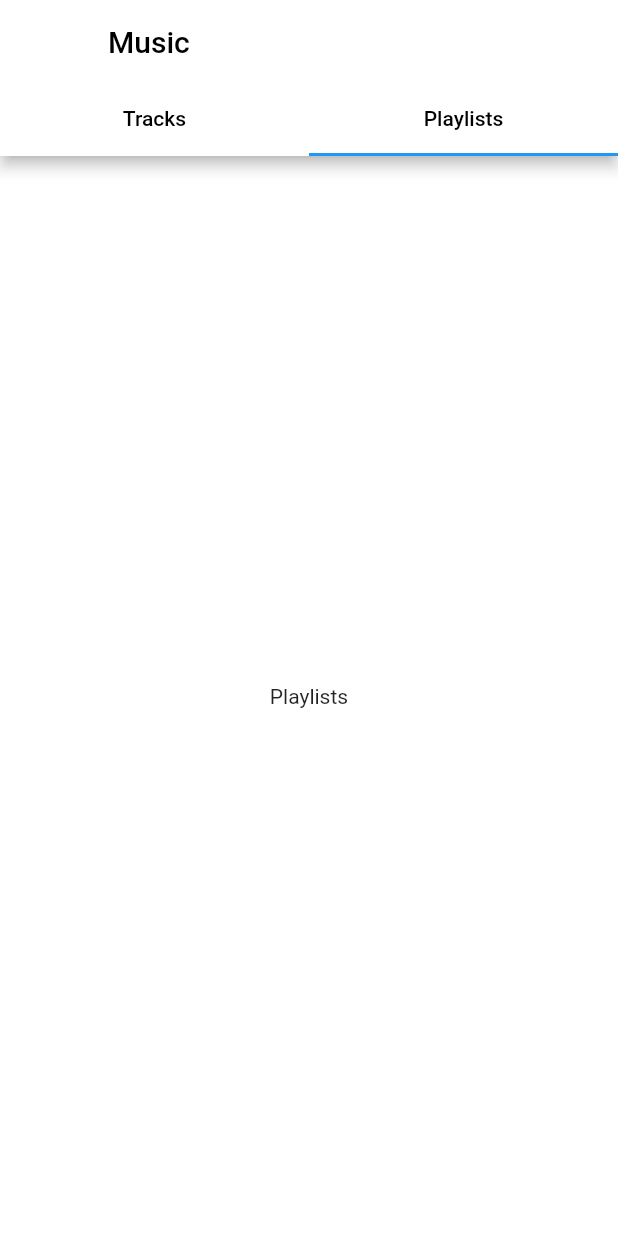
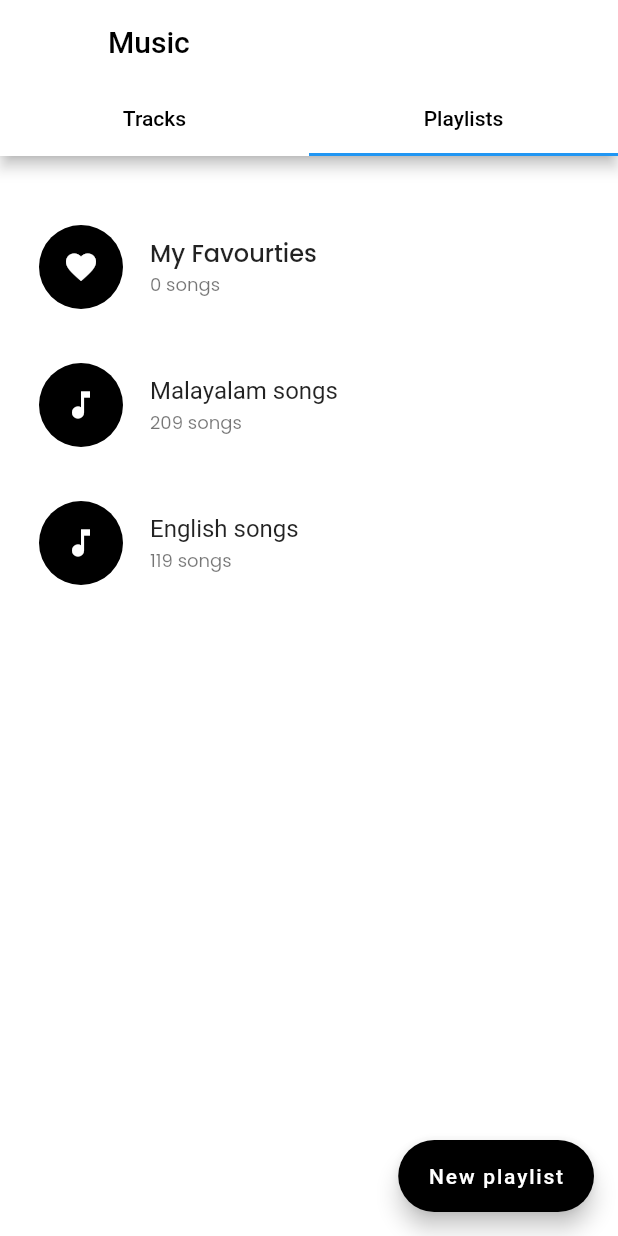
Before and after one commit to AbhijithNellikkat/MvPlayer, a Flutter app: the MusicsView screen opened by its route, tab 2 chosen, on a phone screen of 412 x 824 dp. Run offline on Flutter 3.47's test engine with Material 2 defaults, Android fonts, the light colour scheme and no system bars; our stand-ins replace anim_search_bar, carousel_slider, curved_navigation_bar, flutter_onboarding_slider, get, google_fonts and 1 more.

Commit message:
Playlist BottomSheet completed

```diff
--- a/lib/app/modules/home/bindings/home_binding.dart
+++ b/lib/app/modules/home/bindings/home_binding.dart
@@ -8,8 +8,6 @@ class HomeBinding extends Bindings {
   @override
   void dependencies() {
     Get.put<NavBarController>(NavBarController());
-    Get.lazyPut<HomeController>(
-      () => HomeController(),
-    );
+    Get.put<HomeController>(HomeController());
   }
 }
--- a/lib/app/modules/home/controllers/home_controller.dart
+++ b/lib/app/modules/home/controllers/home_controller.dart
@@ -1,4 +1,3 @@
-
 import 'package:get/get.dart';
 
 class HomeController extends GetxController {}
--- a/lib/app/modules/musics/views/musics_view.dart
+++ b/lib/app/modules/musics/views/musics_view.dart
@@ -1,5 +1,6 @@
 import 'package:flutter/material.dart';
 import 'package:get/get.dart';
+import 'package:mv_player/app/modules/musics/views/playlists_view.dart';
 import 'package:mv_player/app/modules/musics/views/tracks_view.dart';
 
 import '../controllers/musics_controller.dart';
@@ -36,13 +37,8 @@ class MusicsView extends GetView<MusicsController> {
               ],
             ),
           ),
-          body: const TabBarView(
-            children: [
-              TracksView(),
-              Center(
-                child: Text("Playlists"),
-              ),
-            ],
+          body: TabBarView(
+            children: [TracksView(), PlaylistsView()],
           ),
         ),
       ),
--- /dev/null
+++ b/lib/app/modules/musics/views/playlists_view.dart
@@ -0,0 +1,134 @@
+import 'package:flutter/material.dart';
+import 'package:get/get.dart';
+import 'package:google_fonts/google_fonts.dart';
+
+class PlaylistsView extends GetView {
+  PlaylistsView({Key? key}) : super(key: key);
+
+  final TextEditingController playlistController = TextEditingController();
+  @override
+  Widget build(BuildContext context) {
+    return Scaffold(
+      backgroundColor: Colors.white,
+      body: Padding(
+        padding: const EdgeInsets.all(8.0),
+        child: ListView(
+          children: [
+            const SizedBox(height: 30),
+            ListTile(
+              leading: const CircleAvatar(
+                maxRadius: 30,
+                backgroundColor: Colors.black,
+                child: Icon(
+                  Icons.favorite,
+                  color: Colors.white,
+                ),
+              ),
+              title: Text(
+                'My Favourties',
+                style: GoogleFonts.poppins(fontWeight: FontWeight.w500),
+              ),
+              subtitle: Text(
+                '0 songs',
+                style: GoogleFonts.poppins(fontSize: 12),
+              ),
+            ),
+            const SizedBox(height: 20),
+            ListTile(
+              leading: const CircleAvatar(
+                maxRadius: 30,
+                backgroundColor: Colors.black,
+                child: Icon(
+                  Icons.music_note_sharp,
+                  color: Colors.white,
+                ),
+              ),
+              title: const Text('Malayalam songs'),
+              subtitle: Text(
+                '209 songs',
+                style: GoogleFonts.poppins(fontSize: 12),
+              ),
+            ),
+            const SizedBox(height: 20),
+            ListTile(
+              leading: const CircleAvatar(
+                maxRadius: 30,
+                backgroundColor: Colors.black,
+                child: Icon(
+                  Icons.music_note_sharp,
+                  color: Colors.white,
+                ),
+              ),
+              title: const Text('English songs'),
+              subtitle: Text(
+                '119 songs',
+                style: GoogleFonts.poppins(fontSize: 12),
+              ),
+            ),
+            const SizedBox(height: 20),
+          ],
+        ),
+      ),
+      floatingActionButton: FloatingActionButton.extended(
+          backgroundColor: Colors.black,
+          onPressed: () {
+            showModalBottomSheet(
+              context: context,
+              builder: (context) {
+                return Container(
+                  height: 250,
+                  width: double.infinity,
+                  child: Column(
+                    mainAxisAlignment: MainAxisAlignment.center,
+                    children: [
+                      Padding(
+                        padding: const EdgeInsets.symmetric(
+                            horizontal: 30, vertical: 20),
+                        child: Row(
+                          mainAxisAlignment: MainAxisAlignment.start,
+                          crossAxisAlignment: CrossAxisAlignment.center,
+                          children: [
+                            Icon(
+                              Icons.playlist_add,
+                              color: Colors.black,
+                            ),
+                            const SizedBox(width: 10),
+                            Text(
+                              'Create New Playlist',
+                              style: GoogleFonts.poppins(
+                                  fontWeight: FontWeight.w600),
+                            ),
+                          ],
+                        ),
+                      ),
+                      Padding(
+                        padding: const EdgeInsets.symmetric(
+                            horizontal: 25, vertical: 10),
+                        child: TextFormField(
+                          controller: playlistController,
+                          style: TextStyle(color: Colors.white),
+                          autofocus: true,
+                          decoration: InputDecoration(
+                            border: OutlineInputBorder(),
+                          ),
+                        ),
+                      ),
+                      ElevatedButton(
+                          style: ButtonStyle(
+                              backgroundColor:
+                                  MaterialStateProperty.all(Colors.black)),
+                          onPressed: () {},
+                          child: Padding(
+                            padding: const EdgeInsets.symmetric(horizontal: 30),
+                            child: Text('Create'),
+                          ))
+                    ],
+                  ),
+                );
+              },
+            );
+          },
+          label: const Text('New playlist')),
+    );
+  }
+}
--- a/pubspec.yaml
+++ b/pubspec.yaml
@@ -17,6 +17,8 @@ dependencies:
   curved_navigation_bar: ^1.0.3
   lottie: ^2.6.0
   popover: ^0.2.8+2
+  carousel_slider: ^4.2.1
+  anim_search_bar: ^2.0.3
 
 
 
```
Also changed, not shown: lib/app/modules/home/views/home_view.dart (+101 -6 lines), pubspec.lock.
